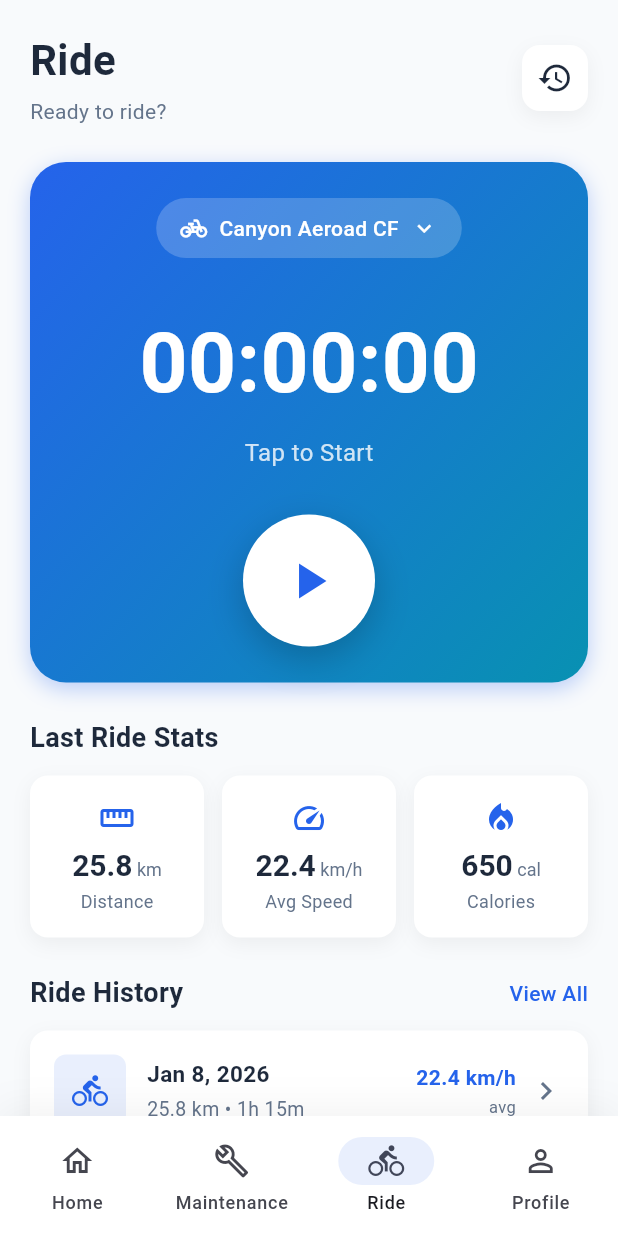
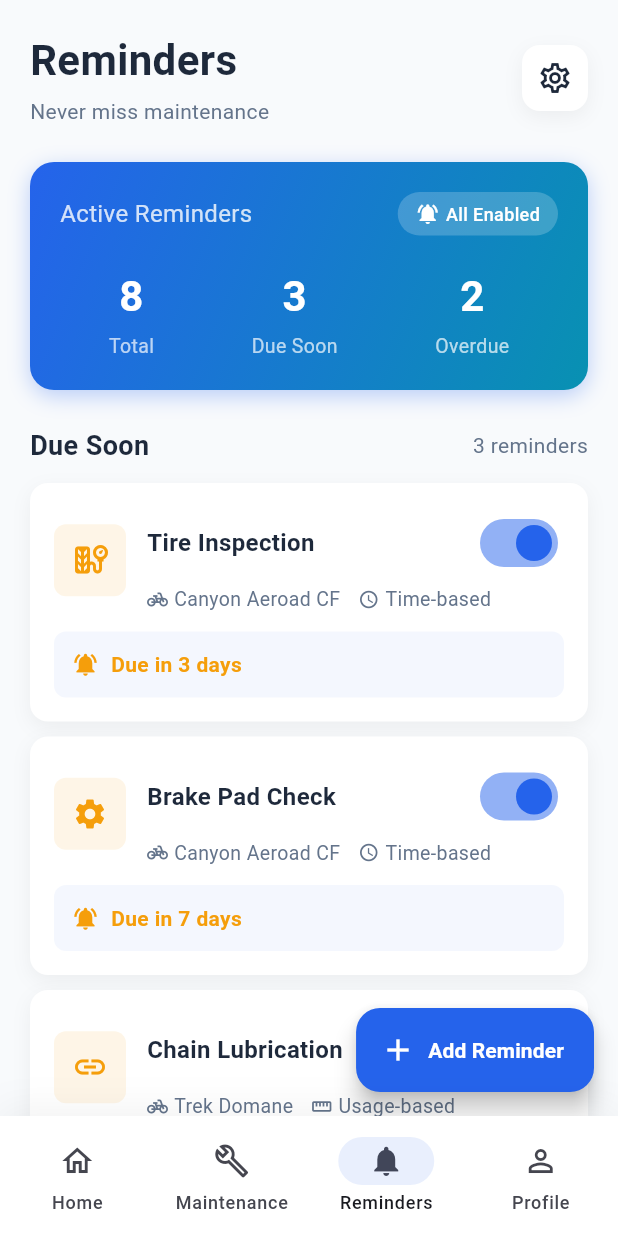
Before and after one commit to robertterquin/Chainly, a Flutter app: the MainNavigationScreen screen opened by its route, item 3 of the bottom bar chosen, on a phone screen of 412 x 824 dp. Run offline on Flutter 3.47's test engine with Material 3 defaults, Android fonts, the phone set to English and light mode, and no system bars.

Commit message:
feat: Update dashboard and profile screens with new bike and reminder statistics; add reminders screen

```diff
--- a/chainly/lib/screens/dashboard/dashboard_screen.dart
+++ b/chainly/lib/screens/dashboard/dashboard_screen.dart
@@ -165,9 +165,9 @@ class DashboardScreen extends StatelessWidget {
           Row(
             mainAxisAlignment: MainAxisAlignment.spaceAround,
             children: [
-              _buildBikeStatItem('Last Ride', '3 days ago'),
-              _buildBikeStatItem('This Month', '245 km'),
-              _buildBikeStatItem('Services', '5 done'),
+              _buildBikeStatItem('Total Distance', '2,450 km'),
+              _buildBikeStatItem('Last Service', '4 days ago'),
+              _buildBikeStatItem('Reminders', '3 active'),
             ],
           ),
         ],
@@ -405,8 +405,8 @@ class DashboardScreen extends StatelessWidget {
             const SizedBox(width: 12),
             Expanded(
               child: _buildQuickActionButton(
-                icon: Icons.play_circle_outline,
-                label: 'Start\nRide',
+                icon: Icons.notifications_active,
+                label: 'Set\nReminder',
                 color: ChainlyTheme.accentColor,
               ),
             ),
--- a/chainly/lib/screens/main/main_navigation_screen.dart
+++ b/chainly/lib/screens/main/main_navigation_screen.dart
@@ -2,11 +2,11 @@ import 'package:flutter/material.dart';
 import '../../utils/theme.dart';
 import '../dashboard/dashboard_screen.dart';
 import '../maintenance/maintenance_screen.dart';
-import '../ride/ride_screen.dart';
+import '../reminders/reminders_screen.dart';
 import '../profile/profile_screen.dart';
 
 /// Main Navigation Shell with Bottom Navigation Bar
-/// Contains 4 tabs: Home, Maintenance, Ride, Profile
+/// Contains 4 tabs: Home, Maintenance, Reminders, Profile
 class MainNavigationScreen extends StatefulWidget {
   const MainNavigationScreen({super.key});
 
@@ -20,7 +20,7 @@ class _MainNavigationScreenState extends State<MainNavigationScreen> {
   final List<Widget> _screens = const [
     DashboardScreen(),
     MaintenanceScreen(),
-    RideScreen(),
+    RemindersScreen(),
     ProfileScreen(),
   ];
 
@@ -36,9 +36,9 @@ class _MainNavigationScreenState extends State<MainNavigationScreen> {
       label: 'Maintenance',
     ),
     NavigationDestination(
-      icon: Icon(Icons.directions_bike_outlined),
-      selectedIcon: Icon(Icons.directions_bike),
-      label: 'Ride',
+      icon: Icon(Icons.notifications_outlined),
+      selectedIcon: Icon(Icons.notifications),
+      label: 'Reminders',
     ),
     NavigationDestination(
       icon: Icon(Icons.person_outline),
--- a/chainly/lib/screens/profile/profile_screen.dart
+++ b/chainly/lib/screens/profile/profile_screen.dart
@@ -310,24 +310,24 @@ class ProfileScreen extends StatelessWidget {
             mainAxisAlignment: MainAxisAlignment.spaceAround,
             children: [
               _buildStatItem(
-                icon: Icons.straighten,
-                value: '3,650',
-                unit: 'km',
-                label: 'Total Distance',
+                icon: Icons.pedal_bike,
+                value: '2',
+                unit: '',
+                label: 'Total Bikes',
               ),
               _buildStatDivider(),
               _buildStatItem(
-                icon: Icons.timer_outlined,
-                value: '186',
-                unit: 'hrs',
-                label: 'Ride Time',
+                icon: Icons.build,
+                value: '47',
+                unit: '',
+                label: 'Maintenance',
               ),
               _buildStatDivider(),
               _buildStatItem(
-                icon: Icons.directions_bike,
-                value: '142',
+                icon: Icons.notifications_active,
+                value: '8',
                 unit: '',
-                label: 'Total Rides',
+                label: 'Active Reminders',
               ),
             ],
           ),
--- /dev/null
+++ b/chainly/lib/screens/reminders/reminders_screen.dart
@@ -0,0 +1,523 @@
+import 'package:flutter/material.dart';
+import '../../utils/theme.dart';
+
+/// Reminders Screen
+/// Shows list of active reminders with time-based and usage-based types,
+/// enable/disable toggles, and snooze functionality
+class RemindersScreen extends StatefulWidget {
+  const RemindersScreen({super.key});
+
+  @override
+  State<RemindersScreen> createState() => _RemindersScreenState();
+}
+
+class _RemindersScreenState extends State<RemindersScreen> {
+  @override
+  Widget build(BuildContext context) {
+    return Scaffold(
+      body: SafeArea(
+        child: SingleChildScrollView(
+          padding: const EdgeInsets.all(20),
+          child: Column(
+            crossAxisAlignment: CrossAxisAlignment.start,
+            children: [
+              // Header
+              _buildHeader(),
+              const SizedBox(height: 24),
+
+              // Active Reminders Stats
+              _buildActiveRemindersCard(),
+              const SizedBox(height: 24),
+
+              // Upcoming Reminders Section
+              _buildUpcomingReminders(),
+              const SizedBox(height: 24),
+
+              // Active Reminders Section
+              _buildActiveRemindersList(),
+              const SizedBox(height: 20),
+            ],
+          ),
+        ),
+      ),
+      floatingActionButton: FloatingActionButton.extended(
+        onPressed: () {
+          // TODO: Navigate to Add Reminder
+        },
+        backgroundColor: ChainlyTheme.primaryColor,
+        icon: const Icon(Icons.add, color: Colors.white),
+        label: const Text(
+          'Add Reminder',
+          style: TextStyle(color: Colors.white, fontWeight: FontWeight.w600),
+        ),
+      ),
+    );
+  }
+
+  Widget _buildHeader() {
+    return Row(
+      mainAxisAlignment: MainAxisAlignment.spaceBetween,
+      children: [
+        Column(
+          crossAxisAlignment: CrossAxisAlignment.start,
+          children: [
+            Text(
+              'Reminders',
+              style: TextStyle(
+                fontSize: 28,
+                fontWeight: FontWeight.bold,
+                color: ChainlyTheme.textPrimary,
+              ),
+            ),
+            const SizedBox(height: 4),
+            Text(
+              'Never miss maintenance',
+              style: TextStyle(
+                fontSize: 14,
+                color: ChainlyTheme.textSecondary,
+              ),
+            ),
+          ],
+        ),
+        Container(
+          padding: const EdgeInsets.all(10),
+          decoration: BoxDecoration(
+            color: ChainlyTheme.surfaceColor,
+            borderRadius: BorderRadius.circular(ChainlyTheme.radiusMedium),
+            boxShadow: ChainlyTheme.cardShadow,
+          ),
+          child: Icon(
+            Icons.settings_outlined,
+            color: ChainlyTheme.textPrimary,
+          ),
+        ),
+      ],
+    );
+  }
+
+  Widget _buildActiveRemindersCard() {
+    return Container(
+      padding: const EdgeInsets.all(20),
+      decoration: BoxDecoration(
+        gradient: ChainlyTheme.primaryGradient,
+        borderRadius: BorderRadius.circular(ChainlyTheme.radiusLarge),
+        boxShadow: ChainlyTheme.buttonShadow,
+      ),
+      child: Column(
+        children: [
+          Row(
+            mainAxisAlignment: MainAxisAlignment.spaceBetween,
+            children: [
+              Text(
+                'Active Reminders',
+                style: TextStyle(
+                  fontSize: 16,
+                  color: Colors.white.withValues(alpha: 0.8),
+                ),
+              ),
+              Container(
+                padding: const EdgeInsets.symmetric(horizontal: 12, vertical: 6),
+                decoration: BoxDecoration(
+                  color: Colors.white.withValues(alpha: 0.2),
+                  borderRadius: BorderRadius.circular(20),
+                ),
+                child: const Row(
+                  children: [
+                    Icon(Icons.notifications_active, color: Colors.white, size: 16),
+                    SizedBox(width: 4),
+                    Text(
+                      'All Enabled',
+                      style: TextStyle(
+                        color: Colors.white,
+                        fontSize: 12,
+                        fontWeight: FontWeight.w500,
+                      ),
+                    ),
+                  ],
+                ),
+              ),
+            ],
+          ),
+          const SizedBox(height: 20),
+          Row(
+            mainAxisAlignment: MainAxisAlignment.spaceAround,
+            children: [
+              _buildReminderStatItem('8', 'Total'),
+              _buildReminderStatItem('3', 'Due Soon'),
+              _buildReminderStatItem('2', 'Overdue'),
+            ],
+          ),
+        ],
+      ),
+    );
+  }
+
+  Widget _buildReminderStatItem(String value, String label) {
+    return Column(
+      children: [
+        Text(
+          value,
+          style: const TextStyle(
+            fontSize: 28,
+            fontWeight: FontWeight.bold,
+            color: Colors.white,
+          ),
+        ),
+        const SizedBox(height: 4),
+        Text(
+          label,
+          style: TextStyle(
+            fontSize: 13,
+            color: Colors.white.withValues(alpha: 0.7),
+          ),
+        ),
+      ],
+    );
+  }
+
+  Widget _buildUpcomingReminders() {
+    return Column(
+      crossAxisAlignment: CrossAxisAlignment.start,
+      children: [
+        Row(
+          mainAxisAlignment: MainAxisAlignment.spaceBetween,
+          children: [
+            Text(
+              'Due Soon',
+              style: TextStyle(
+                fontSize: 18,
+                fontWeight: FontWeight.bold,
+                color: ChainlyTheme.textPrimary,
+              ),
+            ),
+            Text(
+              '3 reminders',
+              style: TextStyle(
+                fontSize: 14,
+                color: ChainlyTheme.textSecondary,
+              ),
+            ),
+          ],
+        ),
+        const SizedBox(height: 12),
+        _buildReminderCard(
+          icon: Icons.tire_repair,
+          title: 'Tire Inspection',
+          bike: 'Canyon Aeroad CF',
+          type: ReminderType.timeBased,
+          dueInfo: 'Due in 3 days',
+          isOverdue: false,
+          isEnabled: true,
+        ),
+        const SizedBox(height: 10),
+        _buildReminderCard(
+          icon: Icons.settings,
+          title: 'Brake Pad Check',
+          bike: 'Canyon Aeroad CF',
+          type: ReminderType.timeBased,
+          dueInfo: 'Due in 7 days',
+          isOverdue: false,
+          isEnabled: true,
+        ),
+        const SizedBox(height: 10),
+        _buildReminderCard(
+          icon: Icons.link,
+          title: 'Chain Lubrication',
+          bike: 'Trek Domane',
+          type: ReminderType.usageBased,
+          dueInfo: '50 km remaining',
+          isOverdue: false,
+          isEnabled: true,
+        ),
+      ],
+    );
+  }
+
+  Widget _buildActiveRemindersList() {
+    return Column(
+      crossAxisAlignment: CrossAxisAlignment.start,
+      children: [
+        Row(
+          mainAxisAlignment: MainAxisAlignment.spaceBetween,
+          children: [
+            Text(
+              'All Reminders',
+              style: TextStyle(
+                fontSize: 18,
+                fontWeight: FontWeight.bold,
+                color: ChainlyTheme.textPrimary,
+              ),
+            ),
+            Text(
+              '8 total',
+              style: TextStyle(
+                fontSize: 14,
+                color: ChainlyTheme.textSecondary,
+              ),
+            ),
+          ],
+        ),
+        const SizedBox(height: 12),
+        _buildReminderCard(
+          icon: Icons.link,
+          title: 'Chain Replacement',
+          bike: 'Canyon Aeroad CF',
+          type: ReminderType.usageBased,
+          dueInfo: '2,000 km remaining',
+          isOverdue: false,
+          isEnabled: true,
+        ),
+        const SizedBox(height: 10),
+        _buildReminderCard(
+          icon: Icons.build,
+          title: 'Full Service',
+          bike: 'Canyon Aeroad CF',
+          type: ReminderType.timeBased,
+          dueInfo: 'Every 6 months',
+          isOverdue: false,
+          isEnabled: false,
+        ),
+        const SizedBox(height: 10),
+        _buildReminderCard(
+          icon: Icons.air,
+          title: 'Tire Pressure Check',
+          bike: 'Trek Domane',
+          type: ReminderType.timeBased,
+          dueInfo: 'Every 2 weeks',
+          isOverdue: false,
+          isEnabled: true,
+        ),
+        const SizedBox(height: 10),
+        _buildReminderCard(
+          icon: Icons.clean_hands,
+          title: 'Deep Clean',
+          bike: 'Trek Domane',
+          type: ReminderType.timeBased,
+          dueInfo: 'Overdue by 5 days',
+          isOverdue: true,
+          isEnabled: true,
+        ),
+        const SizedBox(height: 80), // Space for FAB
+      ],
+    );
+  }
+
+  Widget _buildReminderCard({
+    required IconData icon,
+    required String title,
+    required String bike,
+    required ReminderType type,
+    required String dueInfo,
+    required bool isOverdue,
+    required bool isEnabled,
+  }) {
+    final statusColor = isOverdue
+        ? ChainlyTheme.errorColor
+        : ChainlyTheme.warningColor;
+
+    return Container(
+      padding: const EdgeInsets.all(16),
+      decoration: BoxDecoration(
+        color: ChainlyTheme.surfaceColor,
+        borderRadius: BorderRadius.circular(ChainlyTheme.radiusMedium),
+        boxShadow: ChainlyTheme.cardShadow,
+        border: isOverdue
+            ? Border.all(color: ChainlyTheme.errorColor.withValues(alpha: 0.3), width: 2)
+            : null,
+      ),
+      child: Column(
+        children: [
+          Row(
+            children: [
+              Container(
+                padding: const EdgeInsets.all(12),
+                decoration: BoxDecoration(
+                  color: statusColor.withValues(alpha: 0.1),
+                  borderRadius: BorderRadius.circular(ChainlyTheme.radiusSmall),
+                ),
+                child: Icon(icon, color: statusColor, size: 24),
+              ),
+              const SizedBox(width: 14),
+              Expanded(
+                child: Column(
+                  crossAxisAlignment: CrossAxisAlignment.start,
+                  children: [
+                    Row(
+                      children: [
+                        Expanded(
+                          child: Text(
+                            title,
+                            style: TextStyle(
+                              fontSize: 16,
+                              fontWeight: FontWeight.w600,
+                              color: ChainlyTheme.textPrimary,
+                            ),
+                          ),
+                        ),
+                        Switch(
+                          value: isEnabled,
+                          onChanged: (value) {
+                            setState(() {
+                              // TODO: Toggle reminder
+                            });
+                          },
+                          activeColor: ChainlyTheme.primaryColor,
+                        ),
+                      ],
+                    ),
+                    const SizedBox(height: 4),
+                    Row(
+                      children: [
+                        Icon(
+                          Icons.pedal_bike,
+                          size: 14,
+                          color: ChainlyTheme.textSecondary,
+                        ),
+                        const SizedBox(width: 4),
+                        Text(
+                          bike,
+                          style: TextStyle(
+                            fontSize: 13,
+                            color: ChainlyTheme.textSecondary,
+                          ),
+                        ),
+                        const SizedBox(width: 12),
+                        Icon(
+                          type == ReminderType.timeBased
+                              ? Icons.schedule
+                              : Icons.straighten,
+                          size: 14,
+                          color: ChainlyTheme.textSecondary,
+                        ),
+                        const SizedBox(width: 4),
+                        Text(
+                          type == ReminderType.timeBased
+                              ? 'Time-based'
+                              : 'Usage-based',
+                          style: TextStyle(
+                            fontSize: 13,
+                            color: ChainlyTheme.textSecondary,
+                          ),
+                        ),
+                      ],
+                    ),
+                  ],
+                ),
+              ),
+            ],
+          ),
+          const SizedBox(height: 12),
+          Container(
+            padding: const EdgeInsets.all(12),
+            decoration: BoxDecoration(
+              color: isOverdue
+                  ? ChainlyTheme.errorColor.withValues(alpha: 0.05)
+                  : ChainlyTheme.primaryColor.withValues(alpha: 0.05),
+              borderRadius: BorderRadius.circular(ChainlyTheme.radiusSmall),
+            ),
+            child: Row(
+              mainAxisAlignment: MainAxisAlignment.spaceBetween,
+              children: [
+                Row(
+                  children: [
+                    Icon(
+                      isOverdue ? Icons.warning_rounded : Icons.notifications_active,
+                      size: 18,
+                      color: statusColor,
+                    ),
+                    const SizedBox(width: 8),
+                    Text(
+                      dueInfo,
+                      style: TextStyle(
+                        fontSize: 14,
+                        fontWeight: FontWeight.w600,
+                        color: statusColor,
+                      ),
+                    ),
+                  ],
+                ),
+                if (isOverdue)
+                  GestureDetector(
+                    onTap: () {
+                      _showSnoozeDialog(context);
+                    },
+                    child: Container(
+                      padding: const EdgeInsets.symmetric(horizontal: 12, vertical: 6),
+                      decoration: BoxDecoration(
+                        color: ChainlyTheme.warningColor.withValues(alpha: 0.1),
+                        borderRadius: BorderRadius.circular(20),
+                      ),
+                      child: Row(
+                        children: [
+                          Icon(
+                            Icons.snooze,
+                            size: 16,
+                            color: ChainlyTheme.warningColor,
+                          ),
+                          const SizedBox(width: 4),
+                          Text(
+                            'Snooze',
+                            style: TextStyle(
+                              fontSize: 12,
+                              fontWeight: FontWeight.w600,
+                              color: ChainlyTheme.warningColor,
+                            ),
+                          ),
+                        ],
+                      ),
+                    ),
+                  ),
+              ],
+            ),
+          ),
+        ],
+      ),
+    );
+  }
+
+  void _showSnoozeDialog(BuildContext context) {
+    showDialog(
+      context: context,
+      builder: (context) => AlertDialog(
+        title: const Text('Snooze Reminder'),
+        content: Column(
+          mainAxisSize: MainAxisSize.min,
+          children: [
+            ListTile(
+              leading: const Icon(Icons.access_time),
+              title: const Text('1 day'),
+              onTap: () {
+                Navigator.pop(context);
+                // TODO: Snooze for 1 day
+              },
+            ),
+            ListTile(
+              leading: const Icon(Icons.access_time),
+              title: const Text('3 days'),
+              onTap: () {
+                Navigator.pop(context);
+                // TODO: Snooze for 3 days
+              },
+            ),
+            ListTile(
+              leading: const Icon(Icons.access_time),
+              title: const Text('1 week'),
+              onTap: () {
+                Navigator.pop(context);
+                // TODO: Snooze for 1 week
+              },
+            ),
+          ],
+        ),
+        actions: [
+          TextButton(
+            onPressed: () => Navigator.pop(context),
+            child: const Text('Cancel'),
+          ),
+        ],
+      ),
+    );
+  }
+}
+
+enum ReminderType { timeBased, usageBased }
```
